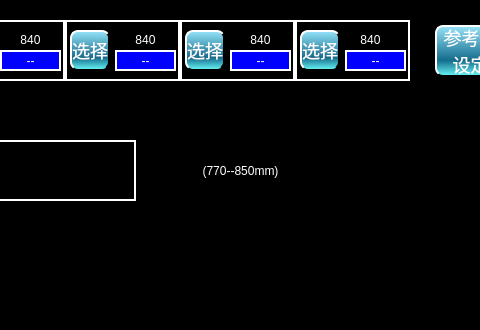
Old version of the form maintaincewheelsetpage.ui in the repository mayue-crrc/ShenyangMetro9DB; both pictures show x 445 to 925 and y 0 to 330 of the 1024 by 595 pixel window.
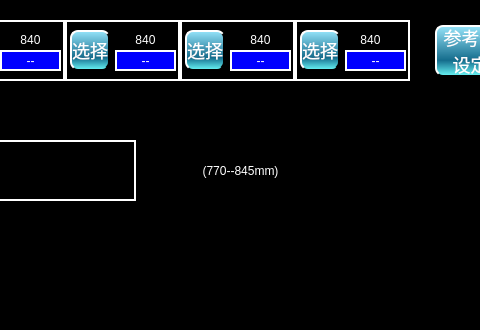
New version of the form.

```diff
--- a/maintaincewheelsetpage.ui
+++ b/maintaincewheelsetpage.ui
@@ -437,7 +437,7 @@
 </string>
    </property>
    <property name="text">
-    <string>(770--850mm)</string>
+    <string>(770--845mm)</string>
    </property>
    <property name="alignment">
     <set>Qt::AlignCenter</set>
```
